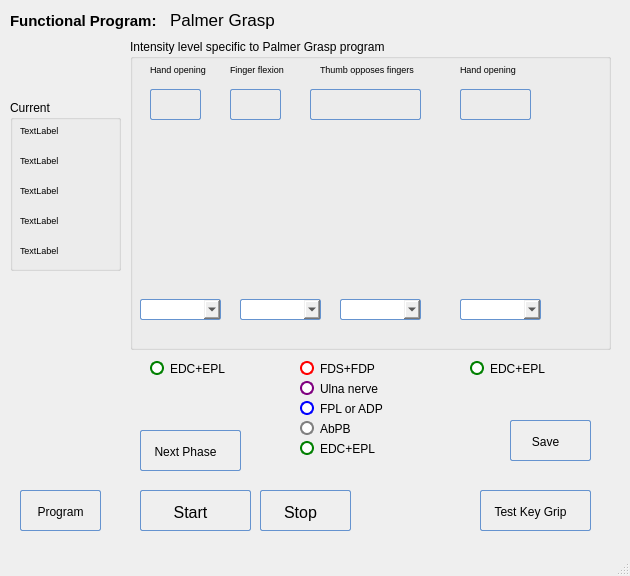
Above: POML060_v1/programpalmergrasp.ui from viniltc/POML060 before the change. Below: the same form after it.
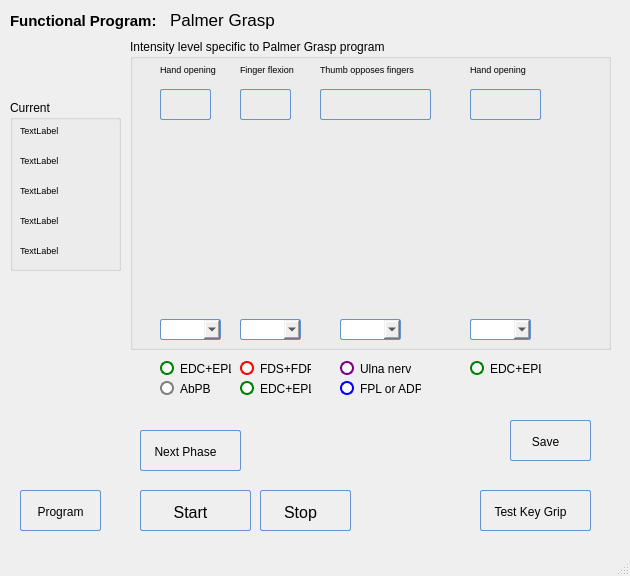
That is the form after the change. Icons and pictures are not drawn.

```diff
--- a/POML060_v1/programpalmergrasp.ui
+++ b/POML060_v1/programpalmergrasp.ui
@@ -112,9 +112,9 @@
    <widget class="QRadioButton" name="radioButton_four">
     <property name="geometry">
      <rect>
-      <x>150</x>
+      <x>160</x>
       <y>360</y>
-      <width>141</width>
+      <width>71</width>
       <height>17</height>
      </rect>
     </property>
@@ -154,9 +154,9 @@
    <widget class="QRadioButton" name="radioButton_three">
     <property name="geometry">
      <rect>
-      <x>300</x>
-      <y>400</y>
-      <width>141</width>
+      <x>340</x>
+      <y>380</y>
+      <width>81</width>
       <height>17</height>
      </rect>
     </property>
@@ -197,9 +197,9 @@
    <widget class="QRadioButton" name="radioButton_one">
     <property name="geometry">
      <rect>
-      <x>300</x>
+      <x>240</x>
       <y>360</y>
-      <width>171</width>
+      <width>71</width>
       <height>17</height>
      </rect>
     </property>
@@ -239,9 +239,9 @@
    <widget class="QRadioButton" name="radioButton_two">
     <property name="geometry">
      <rect>
-      <x>300</x>
-      <y>380</y>
-      <width>161</width>
+      <x>340</x>
+      <y>360</y>
+      <width>71</width>
       <height>17</height>
      </rect>
     </property>
@@ -283,7 +283,7 @@
      <rect>
       <x>470</x>
       <y>360</y>
-      <width>91</width>
+      <width>71</width>
       <height>17</height>
      </rect>
     </property>
@@ -395,8 +395,8 @@
      <property name="geometry">
       <rect>
        <x>210</x>
-       <y>260</y>
-       <width>81</width>
+       <y>280</y>
+       <width>61</width>
        <height>21</height>
       </rect>
      </property>
@@ -414,7 +414,7 @@
                 stop :   0.5 #c7dfff, stop :   0.55 #afd2ff, stop :   1.0 #c0dbff);
         color: #0000;
         font:  large &quot;Arial&quot;;
-		font-size: 14px;
+		font-size: 10px;
         height: 30px;
 }
 
@@ -445,7 +445,7 @@
     <widget class="QPushButton" name="btn2">
      <property name="geometry">
       <rect>
-       <x>100</x>
+       <x>110</x>
        <y>50</y>
        <width>51</width>
        <height>31</height>
@@ -475,8 +475,8 @@
      <property name="geometry">
       <rect>
        <x>110</x>
-       <y>260</y>
-       <width>81</width>
+       <y>280</y>
+       <width>61</width>
        <height>21</height>
       </rect>
      </property>
@@ -494,7 +494,7 @@
                 stop :   0.5 #c7dfff, stop :   0.55 #afd2ff, stop :   1.0 #c0dbff);
         color: #0000;
         font:  large &quot;Arial&quot;;
-		font-size: 14px;
+		font-size: 10px;
         height: 30px;
 }
 
@@ -525,7 +525,7 @@
     <widget class="QPushButton" name="btn1">
      <property name="geometry">
       <rect>
-       <x>20</x>
+       <x>30</x>
        <y>50</y>
        <width>51</width>
        <height>31</height>
@@ -551,7 +551,7 @@
     <widget class="QPushButton" name="btn3">
      <property name="geometry">
       <rect>
-       <x>180</x>
+       <x>190</x>
        <y>50</y>
        <width>111</width>
        <height>31</height>
@@ -577,7 +577,7 @@
     <widget class="QPushButton" name="btn4">
      <property name="geometry">
       <rect>
-       <x>330</x>
+       <x>340</x>
        <y>50</y>
        <width>71</width>
        <height>31</height>
@@ -606,9 +606,9 @@
      </property>
      <property name="geometry">
       <rect>
-       <x>10</x>
-       <y>260</y>
-       <width>81</width>
+       <x>30</x>
+       <y>280</y>
+       <width>61</width>
        <height>21</height>
       </rect>
      </property>
@@ -626,7 +626,7 @@
                 stop :   0.5 #c7dfff, stop :   0.55 #afd2ff, stop :   1.0 #c0dbff);
         color: #0000;
         font:  large &quot;Arial&quot;;
-		font-size: 14px;
+		font-size: 10px;
         height: 30px;
 }
 
@@ -660,9 +660,9 @@
      </property>
      <property name="geometry">
       <rect>
-       <x>330</x>
-       <y>260</y>
-       <width>81</width>
+       <x>340</x>
+       <y>280</y>
+       <width>61</width>
        <height>21</height>
       </rect>
      </property>
@@ -680,7 +680,7 @@
                 stop :   0.5 #c7dfff, stop :   0.55 #afd2ff, stop :   1.0 #c0dbff);
         color: #0000;
         font:  large &quot;Arial&quot;;
-		font-size: 14px;
+		font-size: 10px;
         height: 30px;
 }
 
@@ -711,7 +711,7 @@
     <widget class="QLabel" name="label_3">
      <property name="geometry">
       <rect>
-       <x>20</x>
+       <x>30</x>
        <y>20</y>
        <width>61</width>
        <height>21</height>
@@ -729,7 +729,7 @@
     <widget class="QLabel" name="label_4">
      <property name="geometry">
       <rect>
-       <x>100</x>
+       <x>110</x>
        <y>20</y>
        <width>71</width>
        <height>21</height>
@@ -765,7 +765,7 @@
     <widget class="QLabel" name="label_6">
      <property name="geometry">
       <rect>
-       <x>330</x>
+       <x>340</x>
        <y>20</y>
        <width>81</width>
        <height>21</height>
@@ -823,9 +823,9 @@
    <widget class="QRadioButton" name="radioButton_seven">
     <property name="geometry">
      <rect>
-      <x>300</x>
-      <y>420</y>
-      <width>141</width>
+      <x>160</x>
+      <y>380</y>
+      <width>61</width>
       <height>17</height>
      </rect>
     </property>
@@ -999,9 +999,9 @@
    <widget class="QRadioButton" name="radioButton_six">
     <property name="geometry">
      <rect>
-      <x>300</x>
-      <y>440</y>
-      <width>141</width>
+      <x>240</x>
+      <y>380</y>
+      <width>71</width>
       <height>17</height>
      </rect>
     </property>
@@ -1309,21 +1309,8 @@
    <widget class="QLabel" name="label_ADP">
     <property name="geometry">
      <rect>
-      <x>240</x>
-      <y>400</y>
-      <width>47</width>
-      <height>13</height>
-     </rect>
-    </property>
-    <property name="text">
-     <string/>
-    </property>
-   </widget>
-   <widget class="QLabel" name="label_EDC1">
-    <property name="geometry">
-     <rect>
-      <x>90</x>
-      <y>360</y>
+      <x>370</x>
+      <y>440</y>
       <width>47</width>
       <height>13</height>
      </rect>
@@ -1335,8 +1322,8 @@
    <widget class="QLabel" name="label_EDC2">
     <property name="geometry">
      <rect>
-      <x>250</x>
-      <y>440</y>
+      <x>380</x>
+      <y>460</y>
       <width>47</width>
       <height>13</height>
      </rect>
@@ -1348,8 +1335,8 @@
    <widget class="QLabel" name="label_EDC3">
     <property name="geometry">
      <rect>
-      <x>420</x>
-      <y>360</y>
+      <x>380</x>
+      <y>460</y>
       <width>47</width>
       <height>13</height>
      </rect>
@@ -1361,8 +1348,8 @@
    <widget class="QLabel" name="label_FDS">
     <property name="geometry">
      <rect>
-      <x>250</x>
-      <y>360</y>
+      <x>310</x>
+      <y>450</y>
       <width>47</width>
       <height>13</height>
      </rect>
@@ -1374,8 +1361,8 @@
    <widget class="QLabel" name="label_Ulna">
     <property name="geometry">
      <rect>
-      <x>240</x>
-      <y>380</y>
+      <x>440</x>
+      <y>440</y>
       <width>47</width>
       <height>13</height>
      </rect>
@@ -1387,8 +1374,8 @@
    <widget class="QLabel" name="label_APB">
     <property name="geometry">
      <rect>
-      <x>240</x>
-      <y>420</y>
+      <x>380</x>
+      <y>480</y>
       <width>47</width>
       <height>13</height>
      </rect>
@@ -1400,10 +1387,10 @@
    <widget class="QLabel" name="label_pLabel">
     <property name="geometry">
      <rect>
-      <x>420</x>
-      <y>10</y>
-      <width>141</width>
-      <height>20</height>
+      <x>410</x>
+      <y>500</y>
+      <width>47</width>
+      <height>13</height>
      </rect>
     </property>
     <property name="font">
```
Left out of the diff: 25 changed lines with no effect on the pictures.
